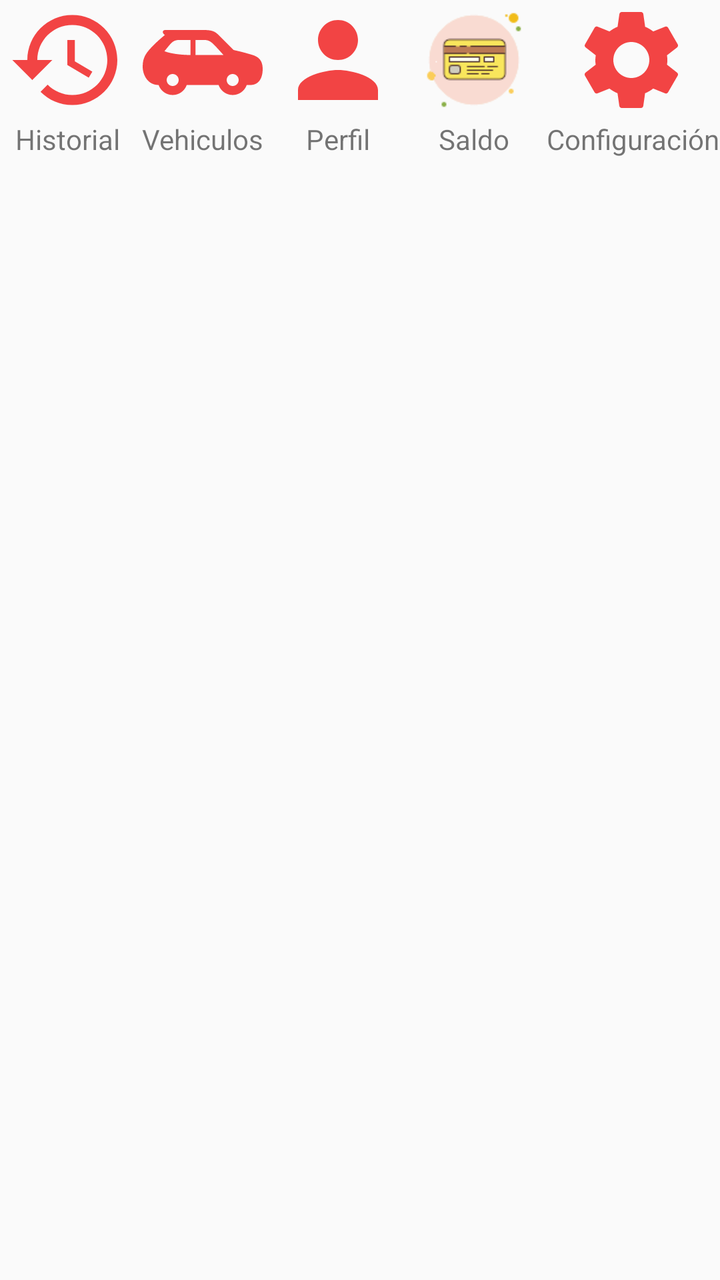
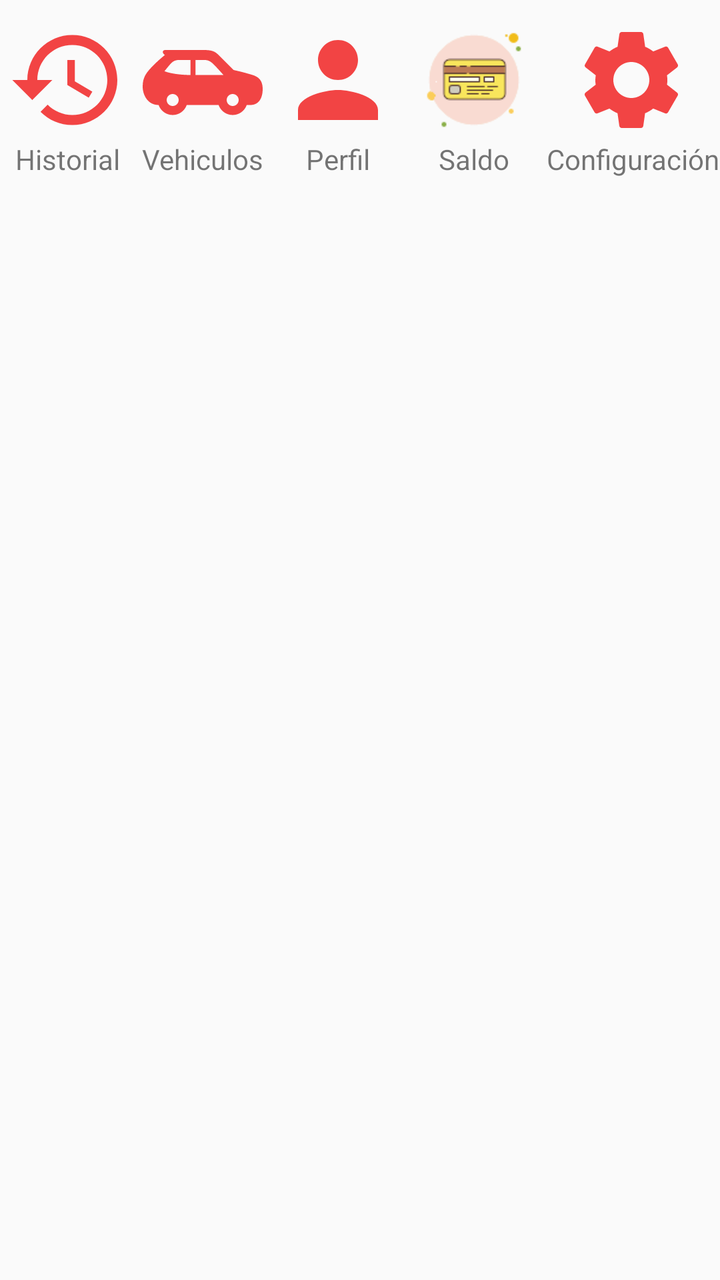

Compare the two renders of this Android layout. The source of the first and the diff that turns it into the second are given below.
<!-- AndroidManifest.xml: application theme Theme.ToonsConductor -->
<!-- res/layout/modal_bottom_sheet_menu.xml -->
<?xml version="1.0" encoding="utf-8"?>
<FrameLayout
    xmlns:android="http://schemas.android.com/apk/res/android"
    xmlns:app="http://schemas.android.com/apk/res-auto"
    android:layout_width="match_parent"
    android:layout_height="wrap_content"
    app:layout_behavior="com.google.android.material.bottomsheet.BottomSheetBehavior">


    <LinearLayout
        android:layout_width="match_parent"
        android:layout_height="wrap_content"
        android:orientation="vertical"
        android:layout_gravity="top">

        <LinearLayout
            android:layout_width="match_parent"
            android:layout_height="wrap_content"
            android:orientation="horizontal">

            <LinearLayout
                android:id="@+id/linearLayoutHistory"
                android:layout_width="0dp"
                android:layout_height="wrap_content"
                android:orientation="vertical"
                android:layout_weight="1"
                android:gravity="center">

                <ImageView
                    android:layout_width="60dp"
                    android:layout_height="60dp"
                    android:src="@drawable/ic_history" />

                <TextView
                    android:layout_width="wrap_content"
                    android:layout_height="wrap_content"
                    android:text="Historial" />

            </LinearLayout>

            <LinearLayout
                android:id="@+id/linearLayoutCar"
                android:layout_width="0dp"
                android:layout_height="wrap_content"
                android:layout_weight="1"
                android:orientation="vertical"
                android:gravity="center">

                <ImageView
                    android:layout_width="60dp"
                    android:layout_height="60dp"
                    android:src="@drawable/ic_paralel_car_red" />

                <TextView
                    android:layout_width="wrap_content"
                    android:layout_height="wrap_content"
                    android:text="Vehiculos" />

            </LinearLayout>

            <LinearLayout
                android:id="@+id/linearLayoutProfile"
                android:layout_width="0dp"
                android:layout_height="wrap_content"
                android:layout_weight="1"
                android:orientation="vertical"
                android:gravity="center">

                <ImageView
                    android:layout_width="60dp"
                    android:layout_height="60dp"
                    android:src="@drawable/ic_person" />

                <TextView
                    android:layout_width="wrap_content"
                    android:layout_height="wrap_content"
                    android:text="Perfil" />

            </LinearLayout>

            <LinearLayout
                android:id="@+id/linearLayoutRecagas"
                android:layout_width="0dp"
                android:layout_height="wrap_content"
                android:orientation="vertical"
                android:layout_weight="1"
                android:gravity="center">

                <ImageView
                    android:id="@+id/imageView4"
                    android:layout_width="match_parent"
                    android:layout_height="60dp"
                    android:src="@drawable/ic_credi_card" />

                <TextView
                    android:id="@+id/textView3"
                    android:layout_width="match_parent"
                    android:layout_height="wrap_content"

                    android:foregroundGravity="center"
                    android:gravity="center"
                    android:text="Saldo" />
            </LinearLayout>

            <LinearLayout
                android:id="@+id/linearLayoutConfiguracion"
                android:layout_width="wrap_content"
                android:layout_height="wrap_content"
                android:layout_gravity="right"
                android:foregroundGravity="right"
                android:orientation="vertical"
                android:gravity="center">

                <ImageView
                    android:id="@+id/imageView3"
                    android:layout_width="89dp"
                    android:layout_height="60dp"
                    android:layout_gravity="right"
                    android:src="@drawable/baseline_settings_24" />

                <TextView
                    android:id="@+id/textView2"
                    android:layout_width="wrap_content"
                    android:layout_height="wrap_content"
                    android:layout_gravity="right"
                    android:text="Configuración" />

            </LinearLayout>

        </LinearLayout>



    <LinearLayout
        android:layout_width="match_parent"
        android:layout_height="wrap_content"
        android:layout_marginTop="8dp"
        android:orientation="horizontal">





        <LinearLayout
            android:id="@+id/linearLayoutReport"
            android:visibility="gone"
            android:layout_width="0dp"
            android:layout_height="wrap_content"
            android:layout_weight="1"
            android:orientation="vertical"
            android:gravity="center">

            <ImageView
                android:layout_width="60dp"
                android:layout_height="60dp"
                android:src="@drawable/ic_report" />

            <TextView
                android:layout_width="wrap_content"
                android:layout_height="wrap_content"
                android:text="Reportes" />

        </LinearLayout>

    </LinearLayout>
    </LinearLayout>


</FrameLayout>
<!-- resources referenced by this layout -->
<resources>
  <!-- drawable ic_history (drawable) -->
  <vector android:height="250dp" android:tint="@color/rojo"
      android:viewportHeight="24" android:viewportWidth="24"
      android:width="250dp" xmlns:android="http://schemas.android.com/apk/res/android">
      <path android:fillColor="@android:color/white" android:pathData="M13,3c-4.97,0 -9,4.03 -9,9L1,12l3.89,3.89 0.07,0.14L9,12L6,12c0,-3.87 3.13,-7 7,-7s7,3.13 7,7 -3.13,7 -7,7c-1.93,0 -3.68,-0.79 -4.94,-2.06l-1.42,1.42C8.27,19.99 10.51,21 13,21c4.97,0 9,-4.03 9,-9s-4.03,-9 -9,-9zM12,8v5l4.28,2.54 0.72,-1.21 -3.5,-2.08L13.5,8L12,8z"/>
  </vector>
  <!-- drawable ic_paralel_car_red (drawable) -->
  <vector xmlns:android="http://schemas.android.com/apk/res/android"
      android:width="24dp"
      android:height="24dp"
      android:viewportWidth="24"
      android:viewportHeight="24">
    <path
        android:fillColor="@color/rojo"
        android:pathData="M21.739,10.921c-1.347,-0.39 -1.885,-0.538 -3.552,-0.921 0,0 -2.379,-2.359 -2.832,-2.816 -0.568,-0.572 -1.043,-1.184 -2.949,-1.184h-7.894c-0.511,0 -0.736,0.547 -0.07,1 -0.742,0.602 -1.619,1.38 -2.258,2.027 -1.435,1.455 -2.184,2.385 -2.184,4.255 0,1.76 1.042,3.718 3.174,3.718h0.01c0.413,1.162 1.512,2 2.816,2 1.304,0 2.403,-0.838 2.816,-2h6.367c0.413,1.162 1.512,2 2.816,2s2.403,-0.838 2.816,-2h0.685c1.994,0 2.5,-1.776 2.5,-3.165 0,-2.041 -1.123,-2.584 -2.261,-2.914zM6,17.2c-0.662,0 -1.2,-0.538 -1.2,-1.2s0.538,-1.2 1.2,-1.2 1.2,0.538 1.2,1.2 -0.538,1.2 -1.2,1.2zM9.576,11c-1.071,0 -3.5,-0.106 -5.219,-0.75 0.578,-0.75 0.998,-1.222 1.27,-1.536 0.318,-0.368 0.873,-0.714 1.561,-0.714h2.388v3zM10.576,8h1.835c0.882,0 1.428,0.493 2.022,1.105 0.452,0.466 1.732,1.895 1.732,1.895h-5.588v-3zM18,17.2c-0.662,0 -1.2,-0.538 -1.2,-1.2s0.538,-1.2 1.2,-1.2 1.2,0.538 1.2,1.2 -0.538,1.2 -1.2,1.2z"/>
  </vector>
  <!-- drawable ic_person (drawable) -->
  <vector android:height="250dp" android:tint="@color/rojo"
      android:viewportHeight="24" android:viewportWidth="24"
      android:width="250dp" xmlns:android="http://schemas.android.com/apk/res/android">
      <path android:fillColor="@android:color/white" android:pathData="M12,12c2.21,0 4,-1.79 4,-4s-1.79,-4 -4,-4 -4,1.79 -4,4 1.79,4 4,4zM12,14c-2.67,0 -8,1.34 -8,4v2h16v-2c0,-2.66 -5.33,-4 -8,-4z"/>
  </vector>
  <style name="Theme.ToonsConductor" parent="Base.Theme.ToonsConductor" />
  <color name="rojo">#EEF13737</color>
  <style name="Base.Theme.ToonsConductor" parent="Theme.AppCompat.Light.NoActionBar">
          
          <item name="colorPrimary">@color/rojo</item>
          <item name="colorPrimaryVariant">@color/white</item>
          <item name="colorOnPrimary">@color/white</item>
          
          <item name="colorSecondary">@color/black</item>
          <item name="colorSecondaryVariant">@color/rojo</item>
          <item name="colorOnSecondary">@color/black</item>
  
          <item name="android:statusBarColor">?attr/colorPrimary</item>
          <item name="colorControlNormal">@color/grey</item>
          <item name="colorControlActivated">@color/rojo</item>
          <item name="colorControlHighlight">@color/white</item>
          <item name="android:textColorHint">@color/white</item>
          <item name="android:progressBarStyle">@style/CustomProgressBar</item>
  
      </style>
  <color name="white">#FFFFFFFF</color>
  <color name="black">#FF000000</color>
  <color name="grey">#BFBFBF</color>
  <style name="CustomProgressBar" parent="@android:style/Widget.ProgressBar">
          <item name="android:backgroundTint">@color/red</item>
      </style>
  <color name="red">#FF1739</color>
  <!-- unchanged entries left out for length: 3 -->
</resources>

<!-- the commit's change to res/layout/modal_bottom_sheet_menu.xml (unified diff, before → after) -->
@@ -11,6 +11,8 @@
         android:layout_width="match_parent"
         android:layout_height="wrap_content"
         android:orientation="vertical"
+        android:layout_marginBottom="10dp"
+        android:layout_marginTop="10dp"
         android:layout_gravity="top">
 
         <LinearLayout
